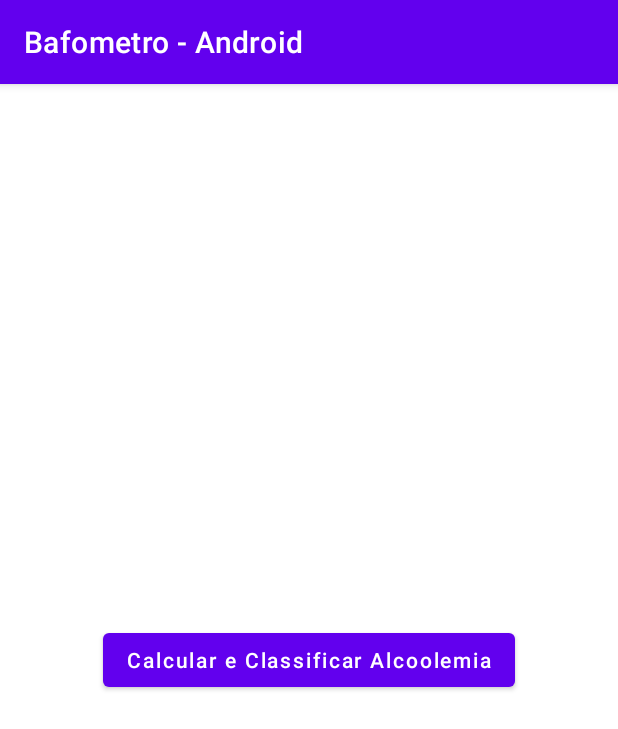
After one commit to lucamps/Bafometro_Android, an Android app: the SecondActivity screen opened directly, with no data from a screen before it, on a phone screen of 412 x 824 dp. The commit adds this screen. Shown: the top 729 px of the screen. Run offline under Robolectric (Android 15) with nearby library versions, the phone set to English and light mode, and no system bars.

Commit message:
Desenhando segunda tela

```diff
--- a/app/src/main/AndroidManifest.xml
+++ b/app/src/main/AndroidManifest.xml
@@ -9,6 +9,7 @@
         android:roundIcon="@mipmap/ic_launcher_round"
         android:supportsRtl="true"
         android:theme="@style/Theme.BafometroAndroid">
+        <activity android:name=".SecondActivity"></activity>
         <activity android:name=".MainActivity">
             <intent-filter>
                 <action android:name="android.intent.action.MAIN" />
--- /dev/null
+++ b/app/src/main/java/android/lucamps/bafometro_android/SecondActivity.java
@@ -0,0 +1,14 @@
+package android.lucamps.bafometro_android;
+
+import androidx.appcompat.app.AppCompatActivity;
+
+import android.os.Bundle;
+
+public class SecondActivity extends AppCompatActivity {
+
+    @Override
+    protected void onCreate(Bundle savedInstanceState) {
+        super.onCreate(savedInstanceState);
+        setContentView(R.layout.activity_second2);
+    }
+}
--- a/app/src/main/res/layout/activity_main.xml
+++ b/app/src/main/res/layout/activity_main.xml
@@ -87,6 +87,7 @@
         android:layout_centerHorizontal="true"
         android:layout_below="@id/textViewJejum"
         android:layout_marginTop="@dimen/textViewMarginTop"
+        android:textAllCaps="false"
         android:text="Enviar Dados" />
 
 
--- /dev/null
+++ b/app/src/main/res/layout/activity_second2.xml
@@ -0,0 +1,17 @@
+<?xml version="1.0" encoding="utf-8"?>
+<RelativeLayout xmlns:android="http://schemas.android.com/apk/res/android"
+    xmlns:tools="http://schemas.android.com/tools"
+    android:layout_width="match_parent"
+    android:layout_height="match_parent"
+    tools:context=".SecondActivity">
+
+    <Button
+        android:id="@+id/buttonCalcular"
+        android:layout_width="wrap_content"
+        android:layout_height="wrap_content"
+        android:text="Calcular e Classificar Alcoolemia"
+        android:textAllCaps="false"
+        android:layout_centerHorizontal="true"
+        android:layout_centerVertical="true"/>
+
+</RelativeLayout>
```
